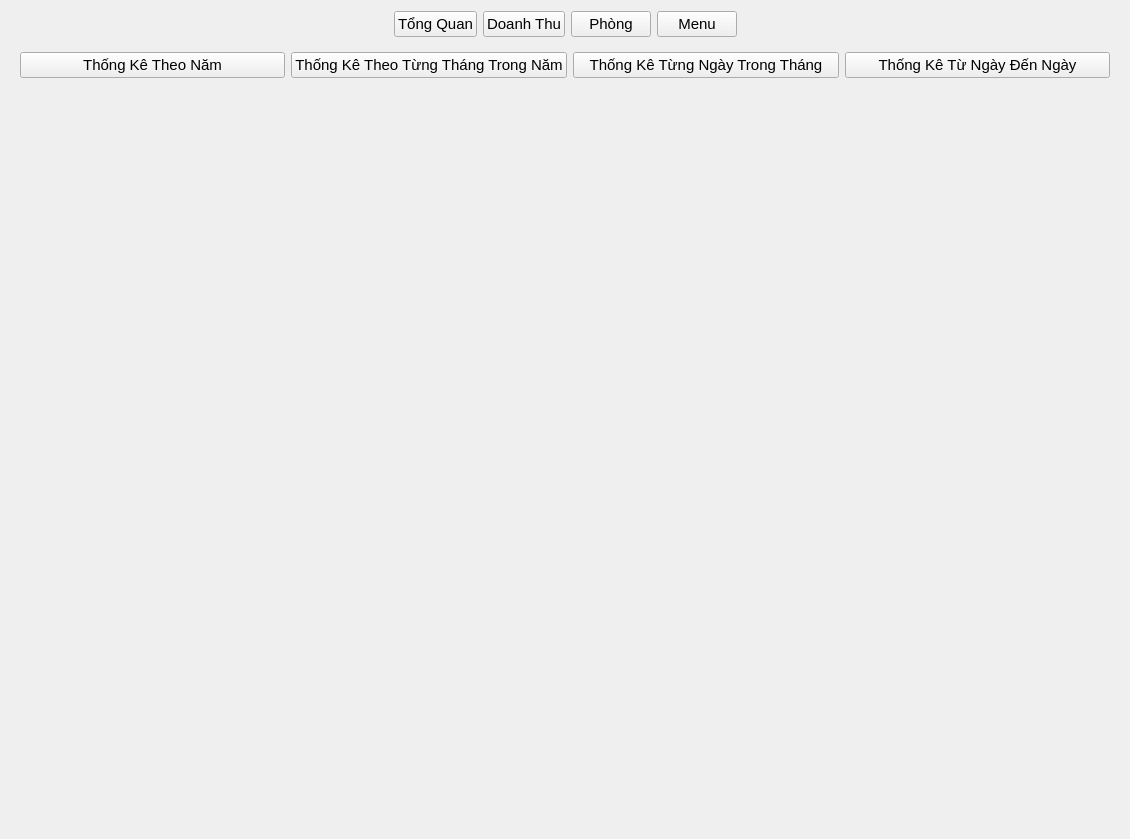
Above: view/statistics/statistics_ui.ui from loimaxto/DoAnPython before the change. Below: the same form after it.
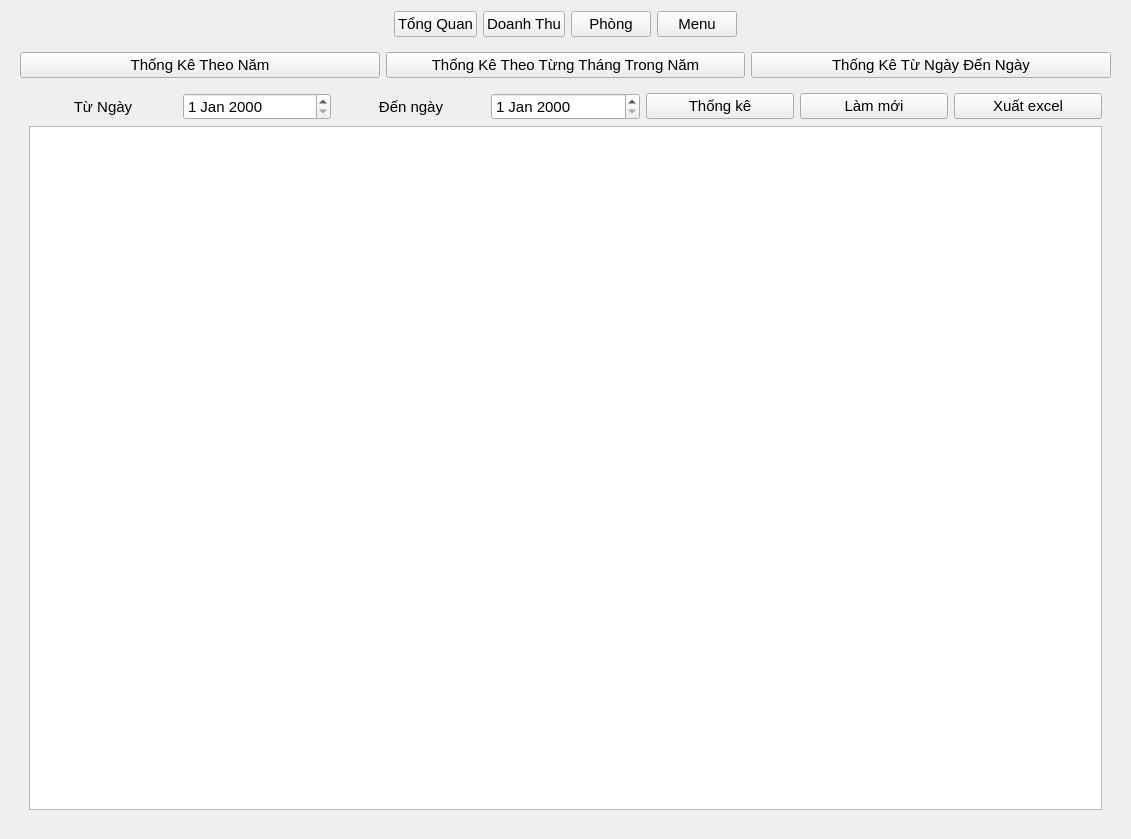
That is the form after the change. The open tabs and pages were chosen to show the change. Icons and pictures are not drawn.

What changed in the file:
```diff
--- a/view/statistics/statistics_ui.ui
+++ b/view/statistics/statistics_ui.ui
@@ -6,7 +6,7 @@
    <rect>
     <x>0</x>
     <y>0</y>
-    <width>1130</width>
+    <width>1131</width>
     <height>839</height>
    </rect>
   </property>
@@ -379,13 +379,6 @@
              </property>
             </widget>
            </item>
-           <item>
-            <widget class="QPushButton" name="StaDayInMonthBtn">
-             <property name="text">
-              <string>Thống Kê Từng Ngày Trong Tháng</string>
-             </property>
-            </widget>
-           </item>
            <item>
             <widget class="QPushButton" name="StaDayToDayBtn">
              <property name="text">
@@ -500,8 +493,129 @@
            </item>
           </layout>
          </widget>
-         <widget class="QWidget" name="thongKeTheoTNTTPage"/>
-         <widget class="QWidget" name="thongKeTheoTTTNPage"/>
+         <widget class="QWidget" name="thongKeTheoTNTTPage">
+          <layout class="QVBoxLayout" name="verticalLayout_12">
+           <item>
+            <layout class="QVBoxLayout" name="verticalLayout_11">
+             <item>
+              <layout class="QHBoxLayout" name="horizontalLayout_8">
+               <item alignment="Qt::AlignRight">
+                <widget class="QLabel" name="label_7">
+                 <property name="text">
+                  <string>Chọn năm thống kê</string>
+                 </property>
+                </widget>
+               </item>
+               <item>
+                <widget class="QSpinBox" name="yearOfMonths">
+                 <property name="alignment">
+                  <set>Qt::AlignCenter</set>
+                 </property>
+                 <property name="suffix">
+                  <string/>
+                 </property>
+                 <property name="minimum">
+                  <number>0</number>
+                 </property>
+                 <property name="maximum">
+                  <number>10000</number>
+                 </property>
+                </widget>
+               </item>
+               <item alignment="Qt::AlignLeft">
+                <widget class="QPushButton" name="exportExcelBtn_2">
+                 <property name="text">
+                  <string>Xuất excel</string>
+                 </property>
+                </widget>
+               </item>
+              </layout>
+             </item>
+            </layout>
+           </item>
+           <item>
+            <spacer name="verticalSpacer_3">
+             <property name="orientation">
+              <enum>Qt::Vertical</enum>
+             </property>
+             <property name="sizeHint" stdset="0">
+              <size>
+               <width>20</width>
+               <height>40</height>
+              </size>
+             </property>
+            </spacer>
+           </item>
+           <item>
+            <layout class="QVBoxLayout" name="monthScreenChart"/>
+           </item>
+           <item>
+            <widget class="QTableView" name="tableMonthStatisticView"/>
+           </item>
+          </layout>
+         </widget>
+         <widget class="QWidget" name="thongKeTheoTTTNPage">
+          <layout class="QVBoxLayout" name="verticalLayout_14">
+           <item>
+            <layout class="QVBoxLayout" name="verticalLayout_13">
+             <item>
+              <layout class="QHBoxLayout" name="horizontalLayout_9">
+               <item>
+                <widget class="QLabel" name="label_10">
+                 <property name="text">
+                  <string>Từ Ngày</string>
+                 </property>
+                 <property name="alignment">
+                  <set>Qt::AlignCenter</set>
+                 </property>
+                </widget>
+               </item>
+               <item>
+                <widget class="QDateEdit" name="dateStartTXT"/>
+               </item>
+               <item>
+                <widget class="QLabel" name="label_11">
+                 <property name="text">
+                  <string>Đến ngày</string>
+                 </property>
+                 <property name="alignment">
+                  <set>Qt::AlignCenter</set>
+                 </property>
+                </widget>
+               </item>
+               <item>
+                <widget class="QDateEdit" name="dateEndTXT"/>
+               </item>
+               <item>
+                <widget class="QPushButton" name="statisticDateBtn">
+                 <property name="text">
+                  <string>Thống kê</string>
+                 </property>
+                </widget>
+               </item>
+               <item>
+                <widget class="QPushButton" name="refreshDateBtn">
+                 <property name="text">
+                  <string>Làm mới</string>
+                 </property>
+                </widget>
+               </item>
+               <item>
+                <widget class="QPushButton" name="exportExcelBtn_3">
+                 <property name="text">
+                  <string>Xuất excel</string>
+                 </property>
+                </widget>
+               </item>
+              </layout>
+             </item>
+            </layout>
+           </item>
+           <item>
+            <widget class="QTableView" name="tableDateStatisticView"/>
+           </item>
+          </layout>
+         </widget>
          <widget class="QWidget" name="thongKeDayToDayPage"/>
         </widget>
        </item>
```
Left out of the diff: 39 changed lines with no effect on the pictures.
